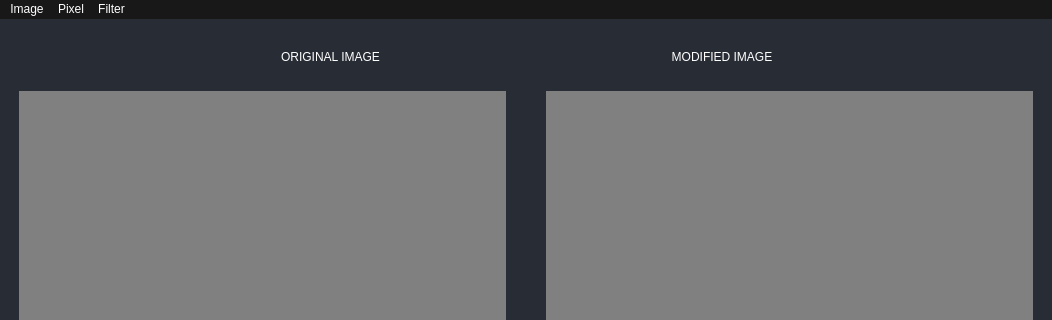
The window that TP0/GUI/gui2.ui (MatiMonaco/ATI_TPS) describes before a commit, drawn with Qt 5; both pictures show x 0 to 1052 and y 0 to 320 of the 1052 by 673 pixel window.
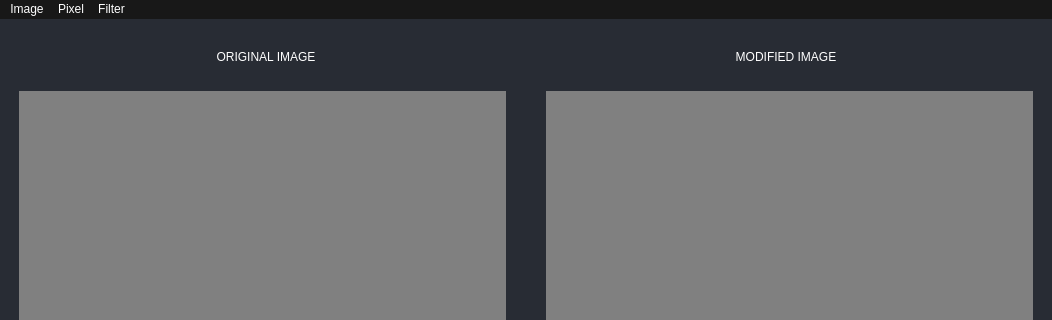
The same window after the commit.

The edit to the form file:
```diff
--- a/TP0/GUI/gui2.ui
+++ b/TP0/GUI/gui2.ui
@@ -49,8 +49,11 @@
  </string>
    </property>
    <layout class="QVBoxLayout" name="verticalLayout" stretch="1,8,1,1">
+    <property name="sizeConstraint">
+     <enum>QLayout::SetMaximumSize</enum>
+    </property>
     <item>
-     <layout class="QHBoxLayout" name="horizontalLayout" stretch="1,3,2,3,1">
+     <layout class="QHBoxLayout" name="horizontalLayout" stretch="2,3,4,3,2">
       <property name="sizeConstraint">
        <enum>QLayout::SetDefaultConstraint</enum>
       </property>
@@ -81,7 +84,17 @@
        </widget>
       </item>
       <item>
-       <layout class="QHBoxLayout" name="horizontalLayout_5"/>
+       <spacer name="horizontalSpacer_5">
+        <property name="orientation">
+         <enum>Qt::Horizontal</enum>
+        </property>
+        <property name="sizeHint" stdset="0">
+         <size>
+          <width>40</width>
+          <height>20</height>
+         </size>
+        </property>
+       </spacer>
       </item>
       <item>
        <widget class="QLabel" name="modified_image_text">
```
